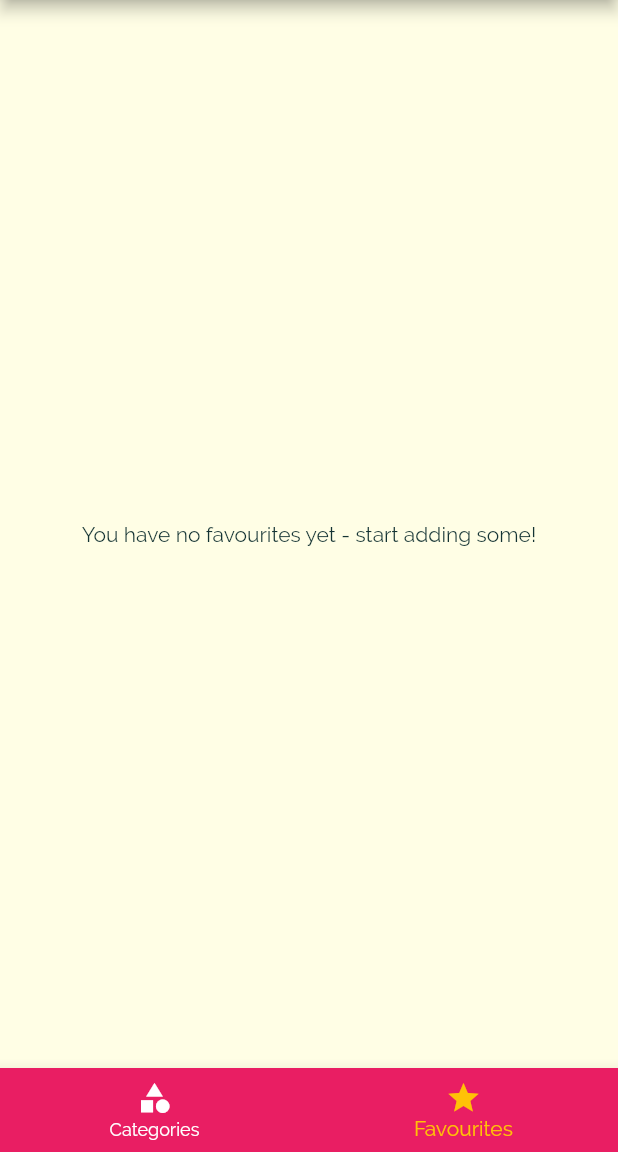
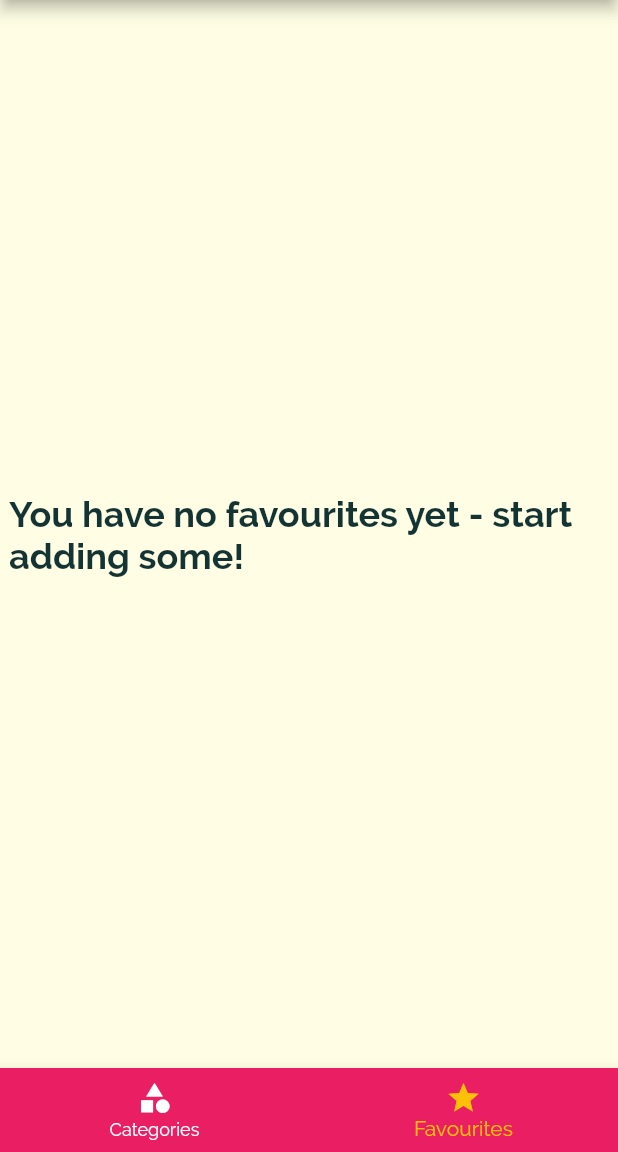
Before and after one commit to simran1901/DeliMeals, a Flutter app: the screen it shows after launch, item 2 of the bottom bar chosen, on a phone screen of 412 x 824 dp, the part 84-1236 px from its top. Run offline on Flutter 3.47's test engine with Material 2 defaults, Android fonts, the phone set to English and light mode, and no system bars.

Commit message:
finishing up

```diff
--- a/lib/screens/favourites_screen.dart
+++ b/lib/screens/favourites_screen.dart
@@ -11,10 +11,18 @@ class FavouritesScreen extends StatelessWidget {
   Widget build(BuildContext context) {
     if (favouriteMeals.isEmpty) {
       return Center(
-        child: Text('You have no favourites yet - start adding some!'),
+        child: Container(
+          width: 400,
+          child: Text(
+            'You have no favourites yet - start adding some!',
+            style: TextStyle(
+              fontSize: 24,
+              fontWeight: FontWeight.bold,
+            ),
+          ),
+        ),
       );
-    }
-    else {
+    } else {
       return ListView.builder(
         itemBuilder: (ctx, index) {
           return MealItem(
```
